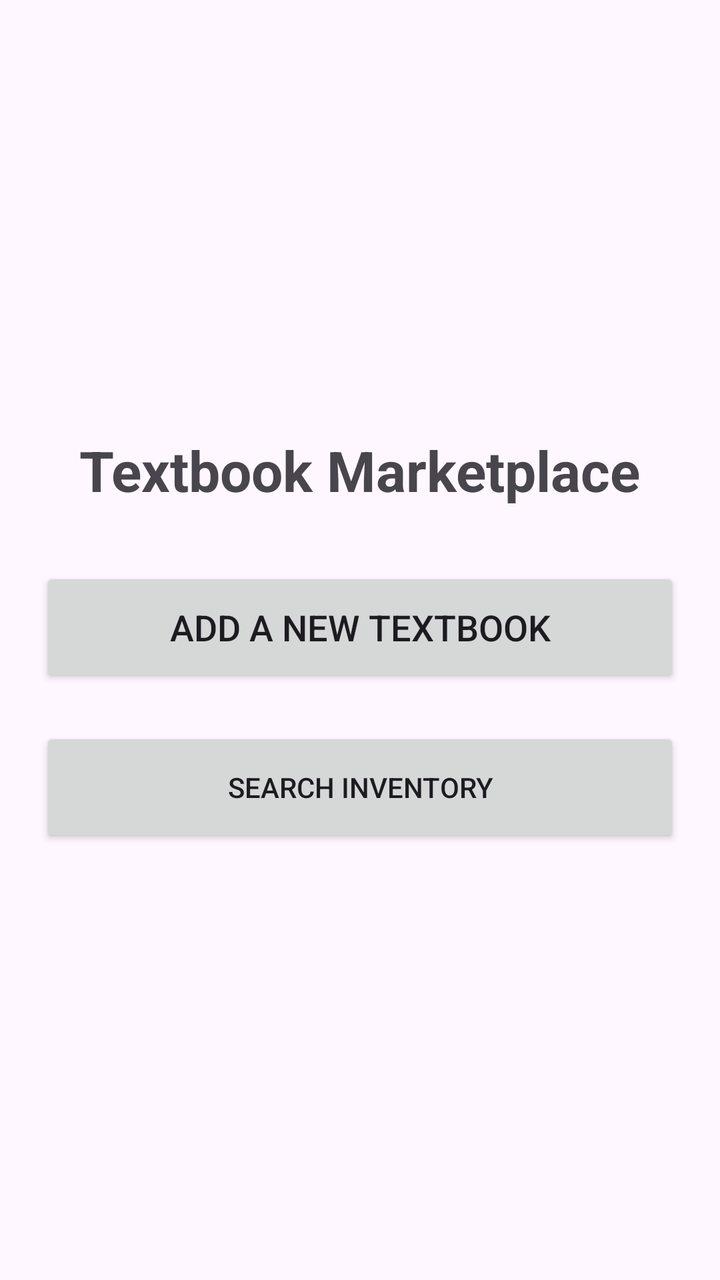
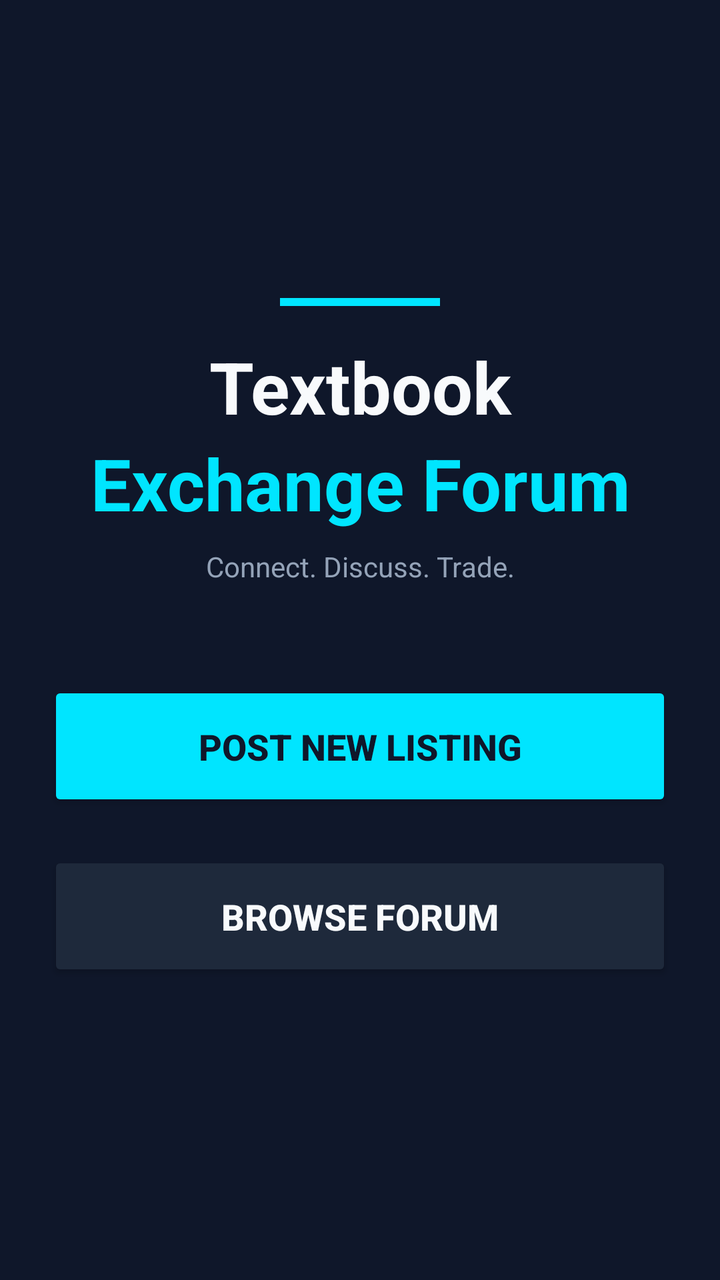

An Android layout rendered at two revisions. The XML below is the earlier revision; the diff shows what the commit changed to produce the second picture.
<!-- AndroidManifest.xml: application theme Theme.TextbookMarketplace -->
<!-- res/layout/activity_main.xml -->
<?xml version="1.0" encoding="utf-8"?>
<LinearLayout xmlns:android="http://schemas.android.com/apk/res/android"
    android:layout_width="match_parent"
    android:layout_height="match_parent"
    android:orientation="vertical"
    android:gravity="center"
    android:padding="20dp">

    <TextView
        android:layout_width="wrap_content"
        android:layout_height="wrap_content"
        android:text="Textbook Marketplace"
        android:textSize="28sp"
        android:textStyle="bold"
        android:layout_marginBottom="30dp"/>

    <Button
        android:id="@+id/btnAddBook"
        android:layout_width="match_parent"
        android:layout_height="60dp"
        android:text="Add a New Textbook"
        android:textSize="18sp"/>
    <Button
        android:id="@+id/btnGoToSearch"
        android:layout_width="match_parent"
        android:layout_height="60dp"
        android:layout_marginTop="20dp"
        android:text="Search Inventory"/>

</LinearLayout>
<!-- resources referenced by this layout -->
<resources>
  <style name="Theme.TextbookMarketplace" parent="Base.Theme.TextbookMarketplace" />
  <style name="Base.Theme.TextbookMarketplace" parent="Theme.Material3.DayNight.NoActionBar">
          
          
      </style>
</resources>

<!-- the commit's change to res/layout/activity_main.xml (unified diff, before → after) -->
@@ -1,30 +1,74 @@
 <?xml version="1.0" encoding="utf-8"?>
 <LinearLayout xmlns:android="http://schemas.android.com/apk/res/android"
+    xmlns:app="http://schemas.android.com/apk/res-auto"
     android:layout_width="match_parent"
     android:layout_height="match_parent"
     android:orientation="vertical"
-    android:gravity="center"
-    android:padding="20dp">
+    android:padding="24dp"
+    android:background="#0F172A"
+    android:gravity="center">
+
+    
+    <View
+        android:layout_width="80dp"
+        android:layout_height="4dp"
+        android:background="#00E5FF"
+        android:layout_marginBottom="16dp"/>
 
     <TextView
-        android:layout_width="wrap_content"
+        android:layout_width="match_parent"
         android:layout_height="wrap_content"
-        android:text="Textbook Marketplace"
-        android:textSize="28sp"
+        android:text="Textbook"
+        android:textSize="36sp"
+        android:textColor="#F8FAFC"
         android:textStyle="bold"
-        android:layout_marginBottom="30dp"/>
+        android:gravity="center"/>
 
+    
+    <TextView
+        android:layout_width="match_parent"
+        android:layout_height="wrap_content"
+        android:text="Exchange Forum"
+        android:textSize="36sp"
+        android:textColor="#00E5FF"
+        android:textStyle="bold"
+        android:gravity="center"
+        android:layout_marginBottom="8dp"/>
+
+    <TextView
+        android:layout_width="match_parent"
+        android:layout_height="wrap_content"
+        android:text="Connect. Discuss. Trade."
+        android:textSize="14sp"
+        android:textColor="#94A3B8"
+        android:gravity="center"
+        android:layout_marginBottom="48dp"/>
+
+    
     <Button
         android:id="@+id/btnAddBook"
         android:layout_width="match_parent"
-        android:layout_height="60dp"
-        android:text="Add a New Textbook"
-        android:textSize="18sp"/>
+        android:layout_height="65dp"
+        android:text="Post New Listing"
+        android:textSize="18sp"
+        android:textStyle="bold"
+        android:textColor="#0F172A"
+        android:backgroundTint="#00E5FF"
+        android:layout_marginBottom="20dp"
+        app:cornerRadius="12dp"/>
+
+    
     <Button
         android:id="@+id/btnGoToSearch"
         android:layout_width="match_parent"
-        android:layout_height="60dp"
-        android:layout_marginTop="20dp"
-        android:text="Search Inventory"/>
+        android:layout_height="65dp"
+        android:text="Browse Forum"
+        android:textSize="18sp"
+        android:textStyle="bold"
+        android:textColor="#F8FAFC"
+        android:backgroundTint="#1E293B"
+        app:cornerRadius="12dp"
+        app:strokeColor="#00E5FF"
+        app:strokeWidth="2dp"/>
 
 </LinearLayout>
